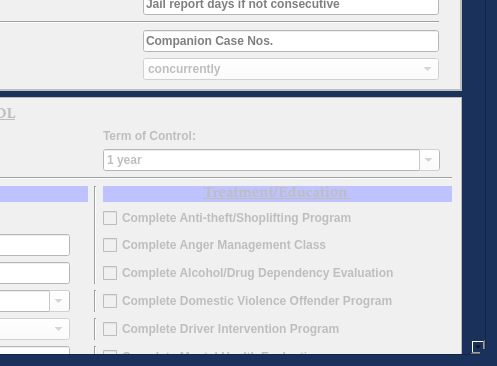
The window that package/views/ui/AddCommunityControlDialog.ui (HunterProgram22/MuniEntry) describes before a commit, drawn with Qt 5; both pictures show x 631 to 1128 and y 261 to 627 of the 1128 by 627 pixel window.
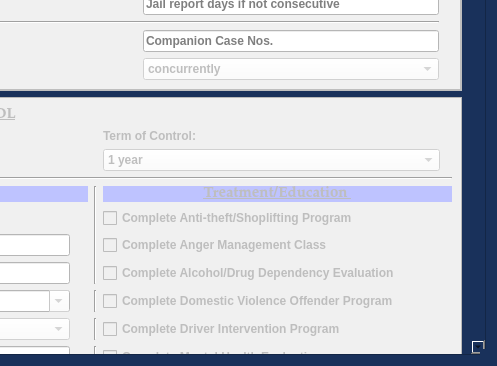
The same window after the commit.

```diff
--- a/package/views/ui/AddCommunityControlDialog.ui
+++ b/package/views/ui/AddCommunityControlDialog.ui
@@ -167,7 +167,7 @@
       <property name="geometry">
        <rect>
         <x>0</x>
-        <y>-675</y>
+        <y>0</y>
         <width>1091</width>
         <height>1869</height>
        </rect>
@@ -709,7 +709,7 @@
              <string notr="true">background-color: rgb(255, 255, 255);</string>
             </property>
             <property name="editable">
-             <bool>true</bool>
+             <bool>false</bool>
             </property>
             <item>
              <property name="text">
```
Left out of the diff: 10 changed lines with no effect on the pictures.
